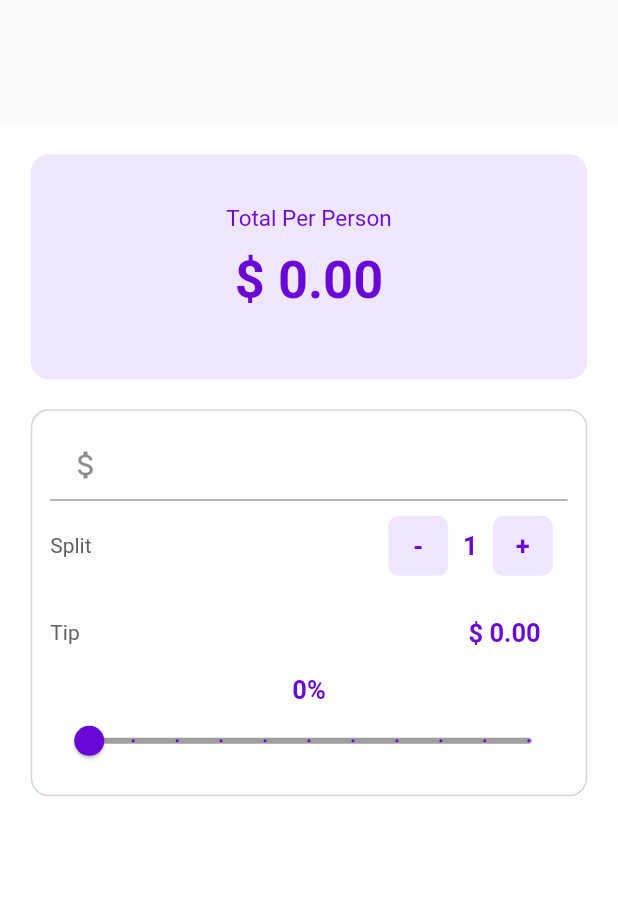
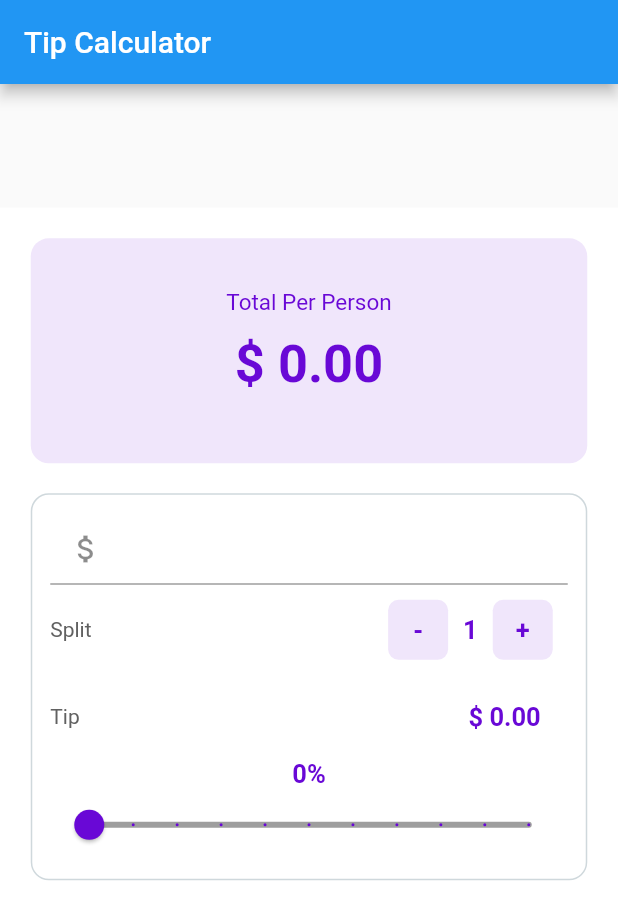
Before and after one commit to Shubham20052001/Tip-Calculator, a Flutter app: the screen it shows after launch, on a phone screen of 412 x 824 dp. Shown: the top 919 px of the screen. Run offline on Flutter 3.47's test engine with Material 2 defaults, Android fonts, the phone set to English and light mode, and no system bars.

Commit message:
Added an App Bar to the application.

```diff
--- a/lib/main.dart
+++ b/lib/main.dart
@@ -22,6 +22,9 @@ class _BillSplitterState extends State<BillSplitter> {
   @override
   Widget build(BuildContext context) {
     return Scaffold(
+      appBar: AppBar(
+        title: Text("Tip Calculator"),
+      ),
       body: Container(
         margin: EdgeInsets.only(top: MediaQuery.of(context).size.height * 0.1),
         alignment: Alignment.center,
```
